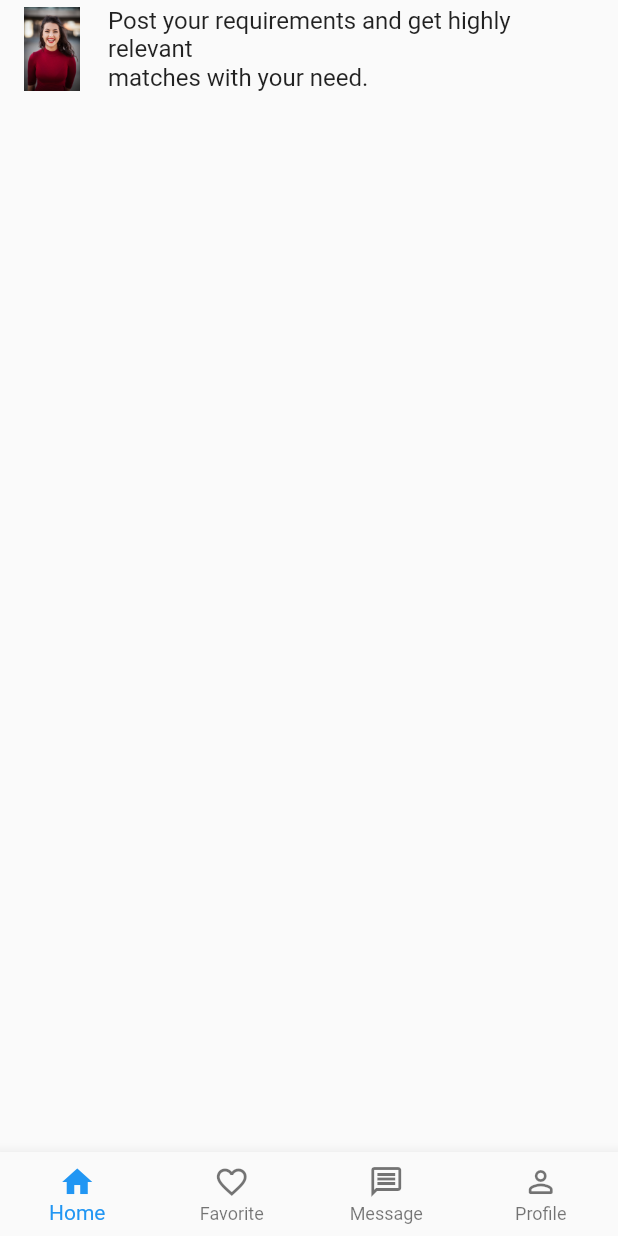
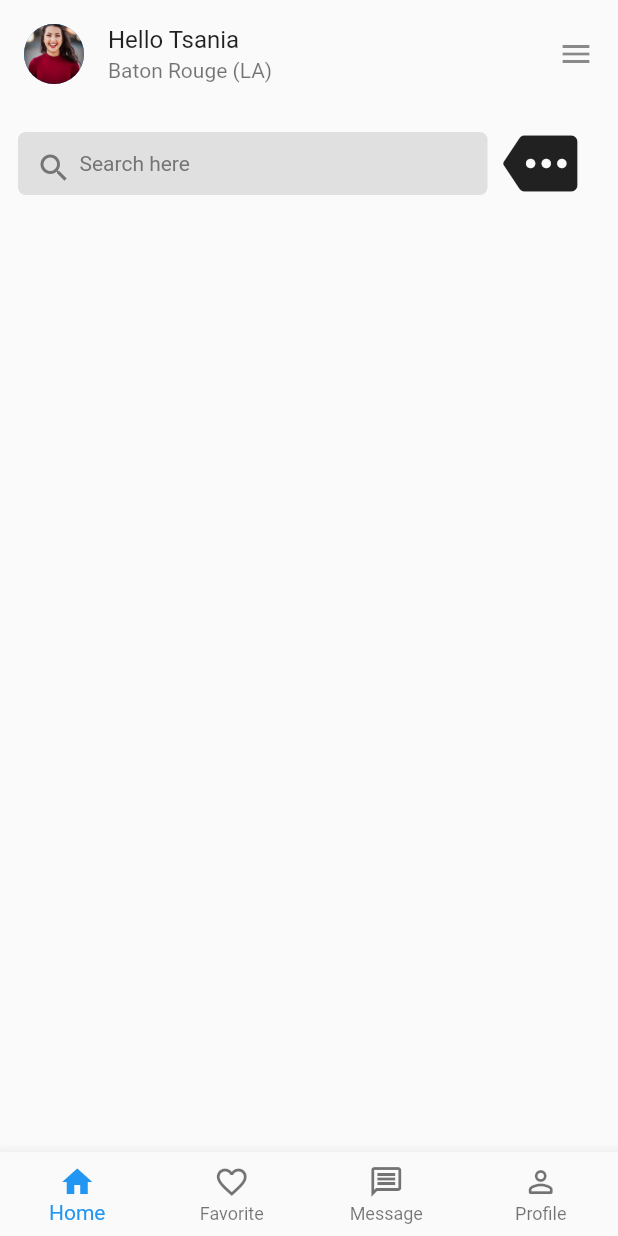
Before and after one commit to metaspook/comfort_place, a Flutter app: the screen it shows after launch, on a phone screen of 412 x 824 dp. Run offline on Flutter 3.47's test engine with Material 2 defaults, Android fonts, the phone set to English and light mode, and no system bars.

Commit message:
searchbar added

```diff
--- a/lib/pages/products_page.dart
+++ b/lib/pages/products_page.dart
@@ -17,28 +17,69 @@ class ProductsPage extends StatelessWidget {
               icon: Icon(Icons.message_outlined), label: 'Message'),
           BottomNavigationBarItem(
               icon: Icon(Icons.person_outline_rounded), label: 'Profile'),
-          ]),
-      body: Column(
+        ],
+      ),
+      body: SafeArea(
+        child: Column(
           children: [
-          ListTile(
-            leading: Image.asset('assets/images/user1.jpg'),
-            title: const Text(
-                'Post your requirements and get highly relevant\nmatches with your need.'),
+            const ListTile(
+              leading: CircleAvatar(
+                backgroundImage: AssetImage('assets/images/user1.jpg'),
+                // radius: 50,
               ),
-          Container(
+              title: Text('Hello Tsania'),
+              subtitle: Text('Baton Rouge (LA)'),
+              trailing: Icon(Icons.menu),
+            ),
+            ListView(
+              padding: const EdgeInsets.all(12),
+              shrinkWrap: true,
+              children: [
+                Row(
+                  children: [
+                    Expanded(
+                      child: Container(
+                        padding: const EdgeInsets.all(12),
                         alignment: Alignment.center,
-            decoration: const BoxDecoration(
-              gradient: LinearGradient(
-                begin: Alignment.topRight,
-                end: Alignment.bottomLeft,
-                colors: [
-                  Color(0xFFFCD1B7),
-                  Color(0xFFBFE0E8),
+                        height: kToolbarHeight * .75,
+                        decoration: BoxDecoration(
+                          color: Colors.grey.shade300,
+                          borderRadius: BorderRadius.circular(5),
+                          // gradient: LinearGradient(
+                          //   begin: Alignment.topRight,
+                          //   end: Alignment.bottomLeft,
+                          //   colors: [
+                          //     Color(0xFFFCD1B7),
+                          //     Color(0xFFBFE0E8),
+                          //   ],
+                          // ),
+                        ),
+                        child: Row(
+                          children: [
+                            Icon(
+                              Icons.search,
+                              color: Colors.grey.shade600,
+                            ),
+                            const SizedBox(width: 5),
+                            Text(
+                              'Search here',
+                              style: TextStyle(
+                                color: Colors.grey.shade600,
+                              ),
+                            ),
                           ],
                         ),
                       ),
                     ),
+                    const SizedBox(width: 10),
+                    const Icon(Icons.more_rounded, size: 50),
+                    const SizedBox(width: 15),
                   ],
+                ),
+              ],
+            ),
+          ],
+        ),
       ),
     );
   }
```
Lines whose indentation alone changed are shown as unchanged.
